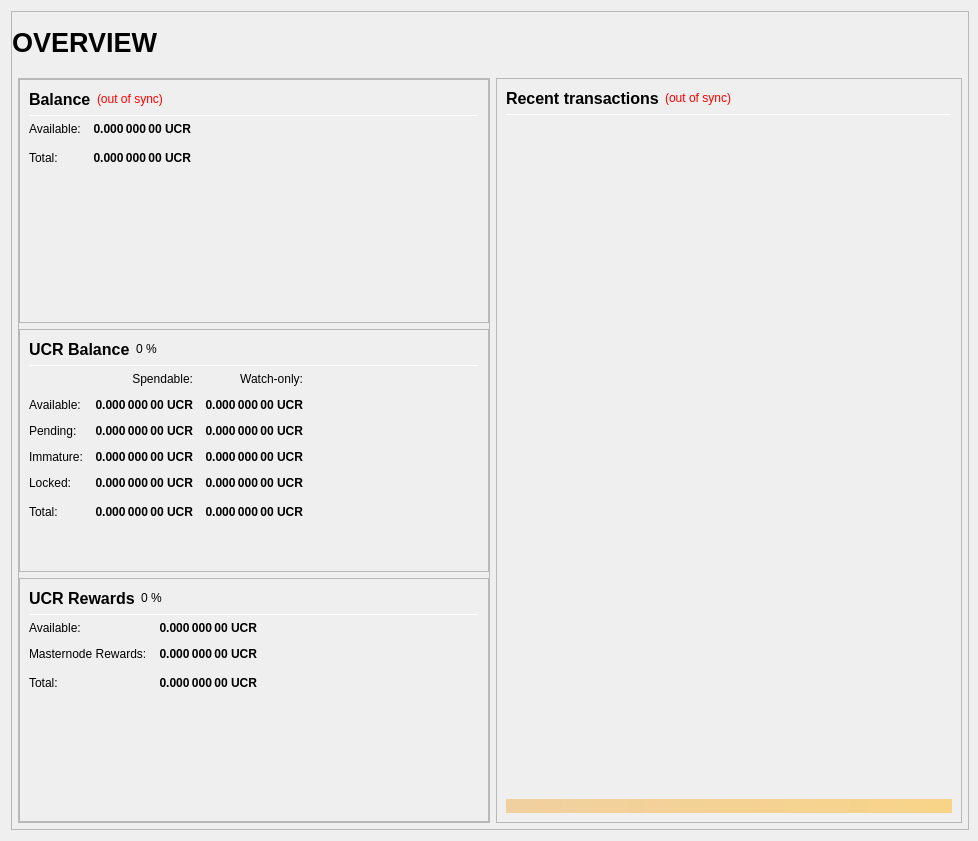
Above: src/qt/forms/overviewpage.ui from decenomy/UCR before the change. Below: the same form after it.
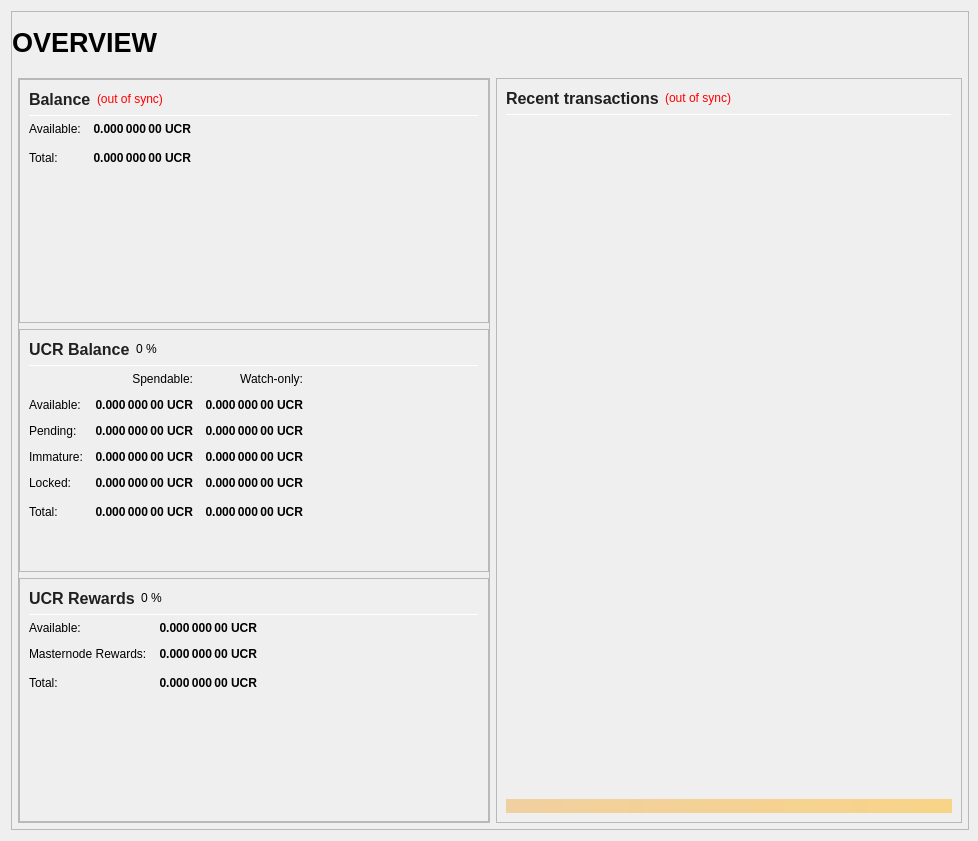
That is the form after the change.

Diff of the .ui file:
```diff
--- a/src/qt/forms/overviewpage.ui
+++ b/src/qt/forms/overviewpage.ui
@@ -238,6 +238,11 @@
                            <height>20</height>
                           </size>
                          </property>
+                         <property name="styleSheet">
+                            <string>QLabel {
+                                color: #202020;
+                            }</string>
+                         </property>
                          <property name="font">
                           <font>
                            <pointsize>12</pointsize>
@@ -425,6 +430,11 @@
                            <height>20</height>
                           </size>
                          </property>
+                         <property name="styleSheet">
+                            <string>QLabel {
+                                color: #202020;
+                            }</string>
+                         </property>
                          <property name="font">
                           <font>
                            <pointsize>12</pointsize>
@@ -844,6 +854,11 @@
                            <height>20</height>
                           </size>
                          </property>
+                         <property name="styleSheet">
+                            <string>QLabel {
+                                color: #202020;
+                            }</string>
+                         </property>
                          <property name="font">
                           <font>
                            <pointsize>12</pointsize>
@@ -1070,6 +1085,11 @@
                         <height>20</height>
                        </size>
                       </property>
+                      <property name="styleSheet">
+                            <string>QLabel {
+                                color: #202020;
+                            }</string>
+                         </property>
                       <property name="font">
                        <font>
                         <pointsize>12</pointsize>
```
Left out of the diff: 4 changed lines with no effect on the pictures.
